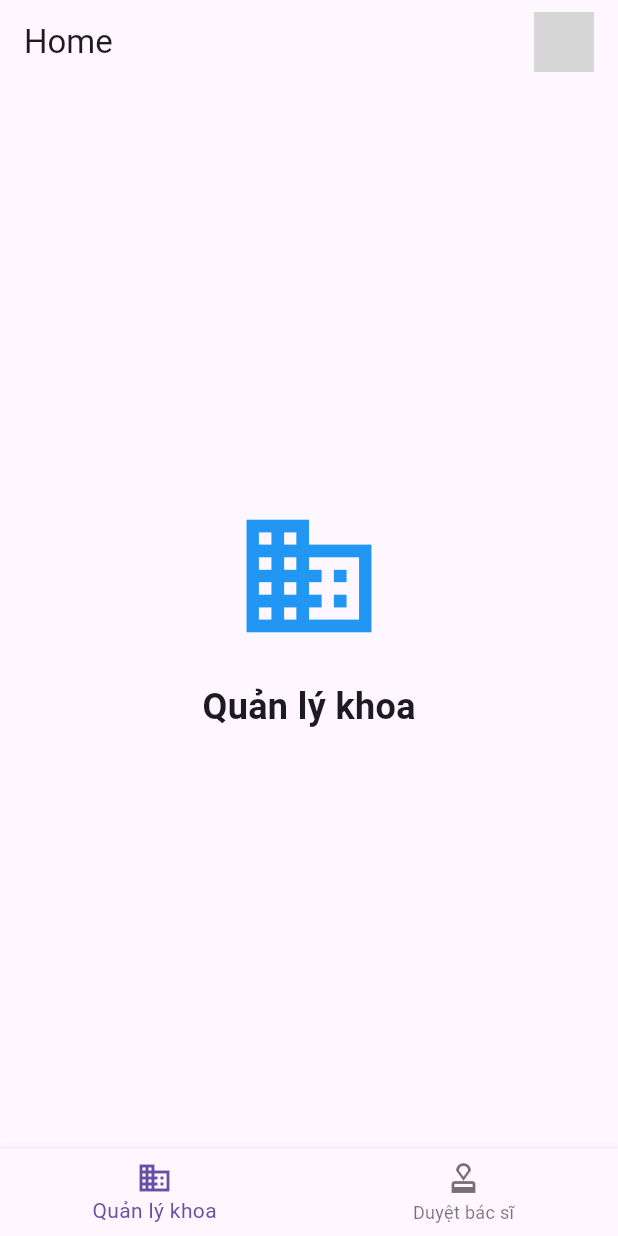
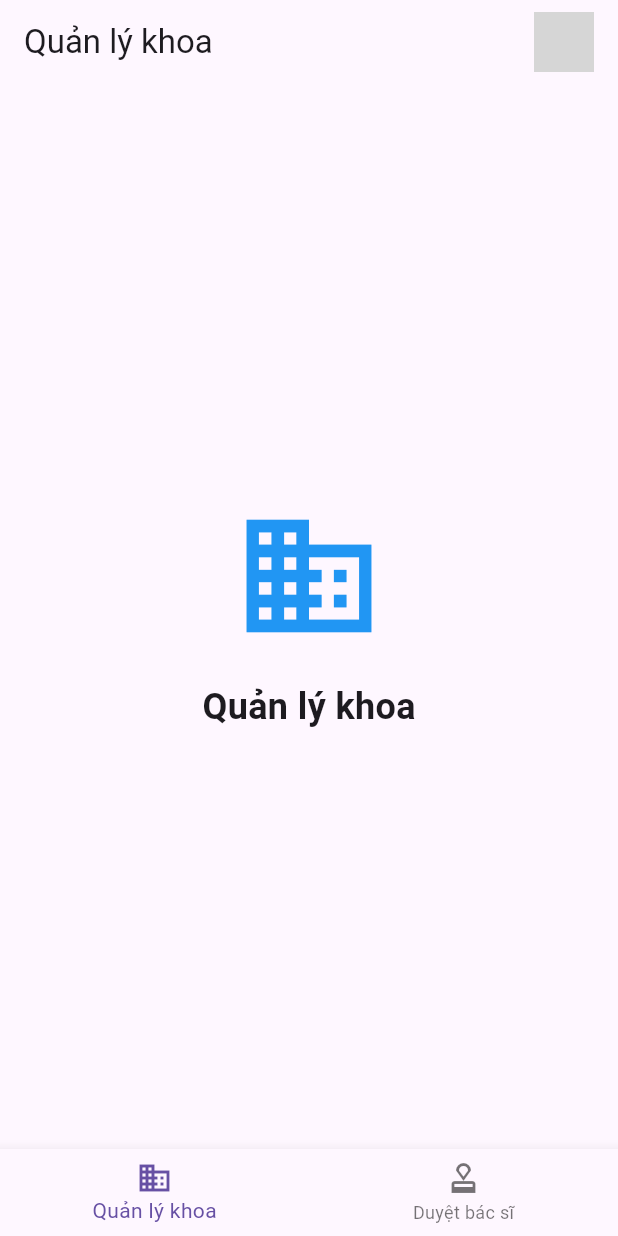
Before and after one commit to DucPhu2308/MedicalSupportAdmin_Flutter, a Flutter app: the HomeScreen screen opened by its route, on a phone screen of 412 x 824 dp. Run offline on Flutter 3.47's test engine with Material 3 defaults, Android fonts, the phone set to English and light mode, and no system bars; our stand-ins replace fluttertoast, shared_preferences; accounts and stored records are empty; network calls fail; grey boxes are pictures that could not be loaded.

Commit message:
adjust tilte appbar

```diff
--- a/lib/models/user.dart
+++ b/lib/models/user.dart
@@ -10,6 +10,7 @@ class User {
   DateTime createdAt;
   DateTime updatedAt;
   DoctorInfo? doctorInfo;
+  String? avatar;
 
   User({
     this.id,
@@ -21,6 +22,7 @@ class User {
     required this.createdAt,
     required this.updatedAt,
     this.doctorInfo,
+    this.avatar,
   });
 
   User.fromJson(Map<String, dynamic> json)
@@ -30,8 +32,10 @@ class User {
         email = json['email'],
         isActive = json['isActive'],
         roles = List<String>.from(json['roles']),
+        avatar = json['avatar'],
         createdAt = DateTime.parse(json['createdAt']),
         updatedAt = DateTime.parse(json['updatedAt']);
+
 
   Map<String, dynamic> toJson() => {
         'firstName': firstName,
@@ -41,5 +45,6 @@ class User {
         'roles': roles,
         'createdAt': createdAt.toIso8601String(),
         'updatedAt': updatedAt.toIso8601String(),
+        'avatar': avatar,
       };
 }
--- a/lib/screens/home_screen.dart
+++ b/lib/screens/home_screen.dart
@@ -32,7 +32,7 @@ class _HomeScreenState extends State<HomeScreen> {
   Widget build(BuildContext context) {
     return Scaffold(
       appBar: AppBar(
-        title: const Text('Home'),
+        title: Text(_selectedIndex == 0 ? 'Quản lý khoa' : 'Duyệt bác sĩ'),
         automaticallyImplyLeading: false, // Ẩn nút back
         actions: [
           if (user != null)
@@ -42,9 +42,9 @@ class _HomeScreenState extends State<HomeScreen> {
                 onTap: () {
                   _showUserInfo(context);
                 },
-                child: const CircleAvatar(
+                child: CircleAvatar(
                   backgroundImage: NetworkImage(
-                    'https://via.placeholder.com/150', // Placeholder image
+                     user?.avatar ?? 'https://via.placeholder.com/150' // Ảnh đại diện
                   ),
                 ),
               ),
--- a/lib/screens/permission_doctor_screen.dart
+++ b/lib/screens/permission_doctor_screen.dart
@@ -153,7 +153,7 @@ class _PermissionDoctorScreenState extends State<PermissionDoctorScreen> {
                                     // Ảnh đại diện
                                     CircleAvatar(
                                       radius: 30,
-                                      backgroundImage: NetworkImage(doctor['avatar'] ?? ''),
+                                      backgroundImage: NetworkImage(doctor['avatar'] ?? 'https://via.placeholder.com/150'),
                                       onBackgroundImageError: (_, __) => const Icon(Icons.person),
                                     ),
                                     const SizedBox(width: 12),
```
